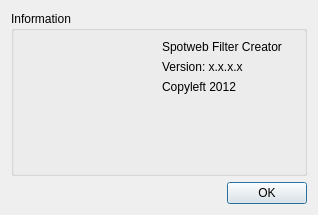
Old version of the form aboutdialog.ui in the repository BrainB0ne/spotwebfc.
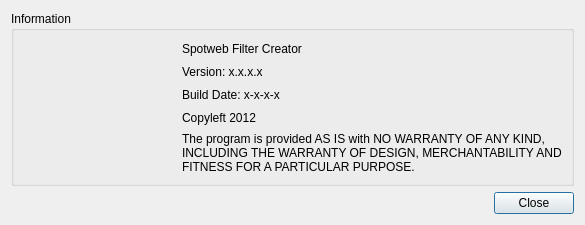
New version of the form. Icons and pictures are not drawn.

Commit message: layout changes added build date field changed OK to Close button

Patch:
```diff
--- a/aboutdialog.ui
+++ b/aboutdialog.ui
@@ -6,8 +6,8 @@
    <rect>
     <x>0</x>
     <y>0</y>
-    <width>318</width>
-    <height>215</height>
+    <width>585</width>
+    <height>225</height>
    </rect>
   </property>
   <property name="sizePolicy">
@@ -18,21 +18,23 @@
   </property>
   <property name="maximumSize">
    <size>
-    <width>318</width>
-    <height>215</height>
+    <width>585</width>
+    <height>225</height>
    </size>
   </property>
   <property name="windowTitle">
    <string>About</string>
   </property>
-  <layout class="QGridLayout" name="gridLayout_2">
+  <layout class="QGridLayout" name="gridLayout">
    <item row="0" column="0">
     <widget class="QGroupBox" name="groupBox">
      <property name="title">
       <string>Information</string>
      </property>
-     <layout class="QGridLayout" name="gridLayout">
-      <item row="0" column="0" rowspan="4">
+     <layout class="QGridLayout" name="gridLayout_2">
+      <item row="0" column="0">
+       <layout class="QHBoxLayout" name="horizontalLayout">
+        <item>
        <widget class="QLabel" name="pixLabel">
         <property name="text">
          <string/>
@@ -42,39 +44,48 @@
         </property>
        </widget>
       </item>
-      <item row="0" column="1">
+        <item>
+         <layout class="QVBoxLayout" name="verticalLayout">
+          <item>
        <widget class="QLabel" name="nameLabel">
         <property name="text">
          <string>Spotweb Filter Creator</string>
         </property>
        </widget>
       </item>
-      <item row="1" column="1">
+          <item>
        <widget class="QLabel" name="versionLabel">
         <property name="text">
          <string>Version: x.x.x.x</string>
         </property>
        </widget>
       </item>
-      <item row="2" column="1">
+          <item>
+           <widget class="QLabel" name="buildDateLabel">
+            <property name="text">
+             <string>Build Date: x-x-x-x</string>
+            </property>
+           </widget>
+          </item>
+          <item>
        <widget class="QLabel" name="copyLeftLabel">
         <property name="text">
          <string>Copyleft 2012</string>
         </property>
        </widget>
       </item>
-      <item row="3" column="1">
-       <spacer name="verticalSpacer">
-        <property name="orientation">
-         <enum>Qt::Vertical</enum>
-        </property>
-        <property name="sizeHint" stdset="0">
-         <size>
-          <width>20</width>
-          <height>40</height>
-         </size>
-        </property>
-       </spacer>
+          <item>
+           <widget class="QLabel" name="label">
+            <property name="text">
+             <string>The program is provided AS IS with NO WARRANTY OF ANY KIND,
+INCLUDING THE WARRANTY OF DESIGN, MERCHANTABILITY AND
+FITNESS FOR A PARTICULAR PURPOSE.</string>
+            </property>
+           </widget>
+          </item>
+         </layout>
+        </item>
+       </layout>
       </item>
      </layout>
     </widget>
@@ -85,7 +96,7 @@
       <enum>Qt::Horizontal</enum>
      </property>
      <property name="standardButtons">
-      <set>QDialogButtonBox::Ok</set>
+      <set>QDialogButtonBox::Close</set>
      </property>
     </widget>
    </item>
```
Left out of the diff: 2 changed lines with no effect on the pictures. Lines whose indentation alone changed are shown as unchanged. The commit also changes 1 other file.
